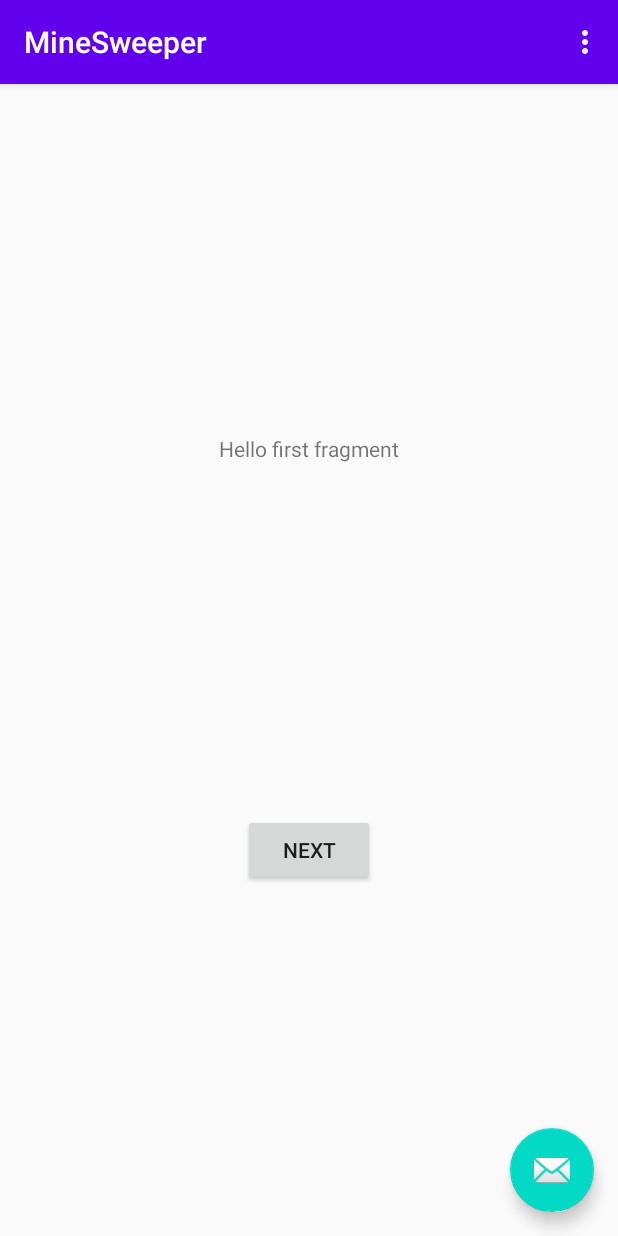
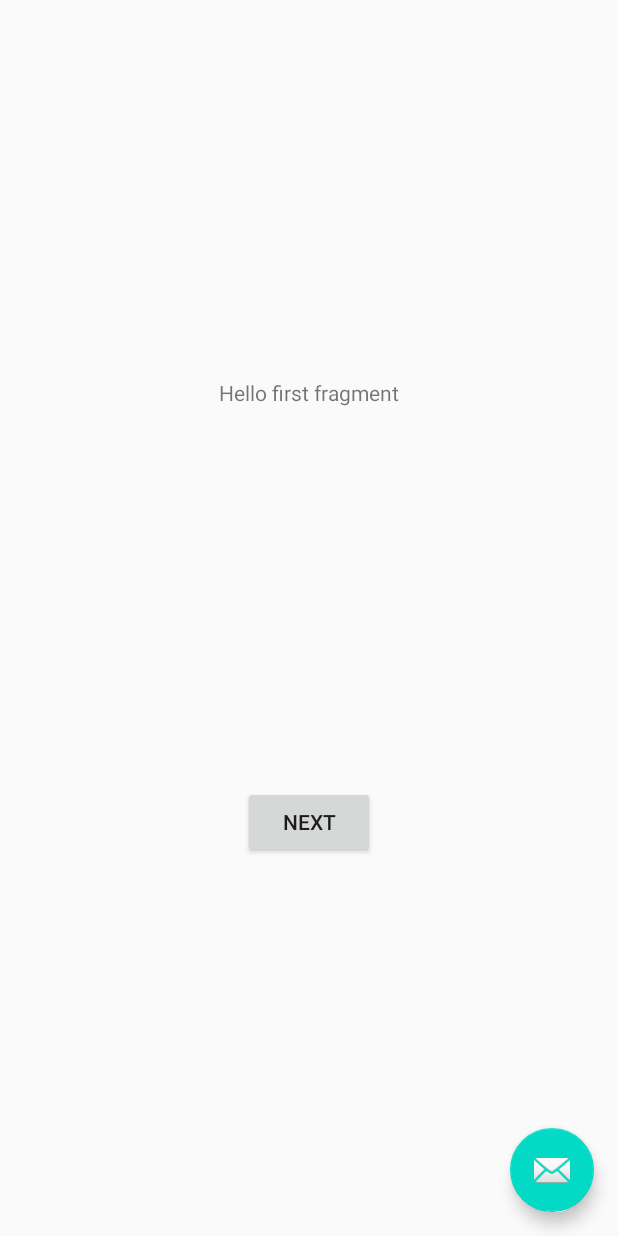
Before and after one commit to tinayang3024/Minesweeper, an Android app: the screen it shows after launch (MainActivity), on a phone screen of 412 x 824 dp. Run offline under Robolectric (Android 15) with nearby library versions, the phone set to English and light mode, and no system bars.

Commit message:
Remove task bar

```diff
--- a/app/src/main/java/com/example/minesweeper/MainActivity.java
+++ b/app/src/main/java/com/example/minesweeper/MainActivity.java
@@ -6,7 +6,6 @@ import com.google.android.material.floatingactionbutton.FloatingActionButton;
 import com.google.android.material.snackbar.Snackbar;
 
 import androidx.appcompat.app.AppCompatActivity;
-import androidx.appcompat.widget.Toolbar;
 
 import android.view.View;
 
@@ -19,8 +18,6 @@ public class MainActivity extends AppCompatActivity {
     protected void onCreate(Bundle savedInstanceState) {
         super.onCreate(savedInstanceState);
         setContentView(R.layout.activity_main);
-        Toolbar toolbar = findViewById(R.id.toolbar);
-        setSupportActionBar(toolbar);
 
         FloatingActionButton fab = findViewById(R.id.fab);
         fab.setOnClickListener(new View.OnClickListener() {
--- a/app/src/main/res/layout/activity_main.xml
+++ b/app/src/main/res/layout/activity_main.xml
@@ -9,16 +9,7 @@
     <com.google.android.material.appbar.AppBarLayout
         android:layout_width="match_parent"
         android:layout_height="wrap_content"
-        android:theme="@style/AppTheme.AppBarOverlay">
-
-        <androidx.appcompat.widget.Toolbar
-            android:id="@+id/toolbar"
-            android:layout_width="match_parent"
-            android:layout_height="?attr/actionBarSize"
-            android:background="?attr/colorPrimary"
-            app:popupTheme="@style/AppTheme.PopupOverlay" />
-
-    </com.google.android.material.appbar.AppBarLayout>
+        android:theme="@style/AppTheme.AppBarOverlay" />
 
     <include layout="@layout/content_main" />
 
```
